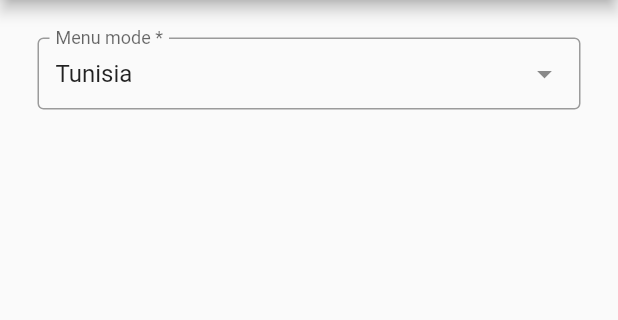
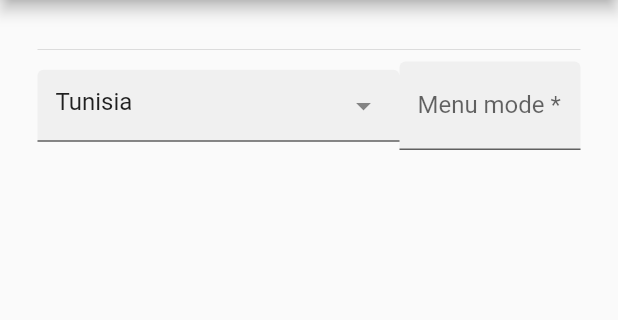
Before and after one commit to leoCardosoDev/poc_flutter_dropdown_search, a Flutter app: the screen it shows after launch, on a phone screen of 412 x 824 dp, the part 84-404 px from its top. Run offline on Flutter 3.47's test engine with Material 2 defaults, Android fonts, the phone set to English and light mode, and no system bars; drawn by our look-alikes of dropdown_search; our stand-ins replace dio.

Commit message:
feat: dropdow_row

```diff
--- a/lib/example/my_home_page.dart
+++ b/lib/example/my_home_page.dart
@@ -1,7 +1,8 @@
 import 'package:dropdown_search/dropdown_search.dart';
 import 'package:flutter/material.dart';
+import '../example/row/dropdown_row.dart';
 
-import '../example/string/dropdown_string.dart';
+// import '../example/string/dropdown_string.dart';
 // import '../example/string/dropdown_string2.dart';
 
 class MyHomePage extends StatefulWidget {
@@ -25,7 +26,9 @@ class _MyHomePageState extends State<MyHomePage> {
           // child: DropStringTwo(openDropDownProgKey: openDropDownProgKey),
           child: Column(
             children: [
-              DropString(),
+              // DropString(),
+              Divider(),
+              DropRow(),
             ],
           ),
         ),
--- a/lib/example/dropdown_row.dart
+++ b/lib/example/row/dropdown_row.dart
@@ -15,7 +15,7 @@ class DropRow extends StatelessWidget {
             dropdownSearchDecoration: InputDecoration(
               filled: true,
               border: UnderlineInputBorder(
-                borderSide: BorderSide(color: Color(0xFF01689A)),
+                borderSide: BorderSide(color: Color(0xFF01AFBBC)),
               ),
             ),
             showAsSuffixIcons: true,
```
